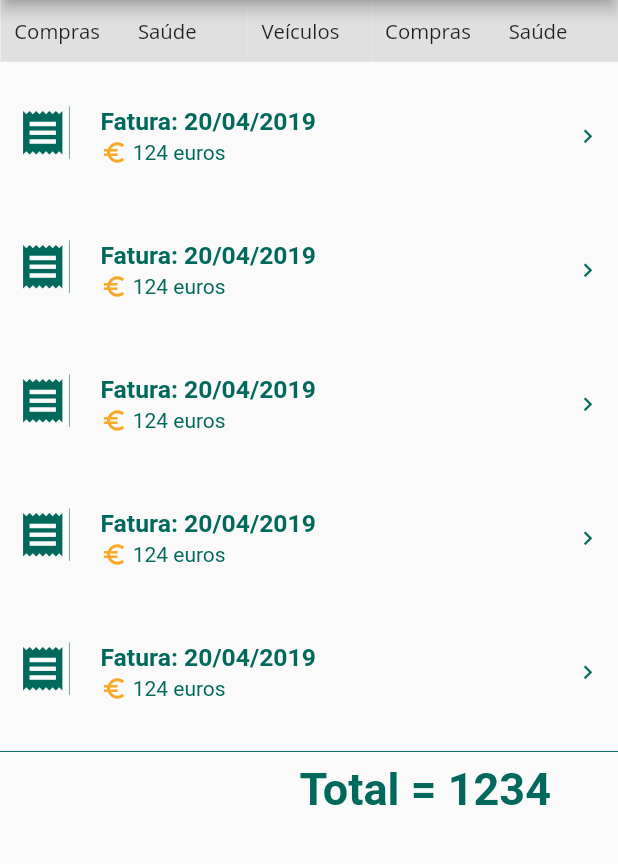
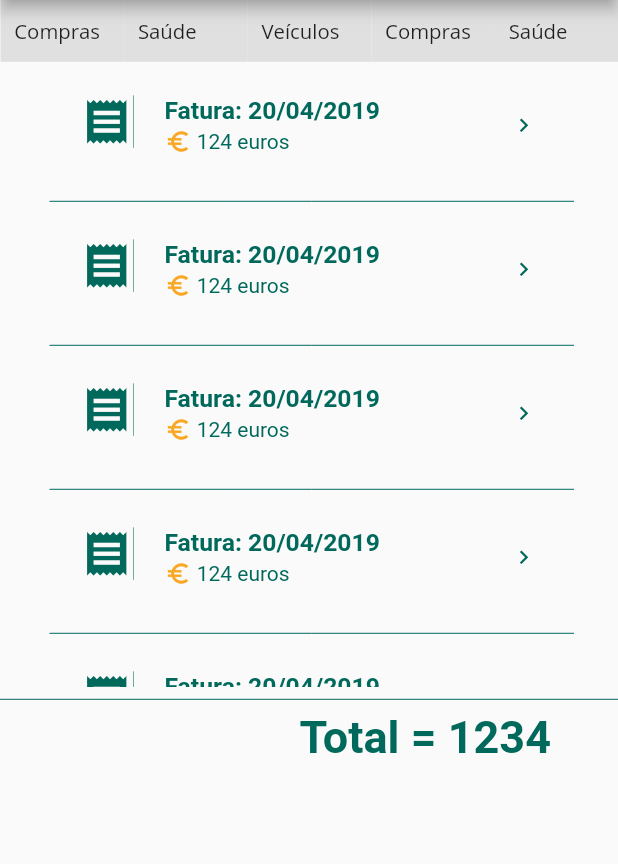
Before and after one commit to Talig81/KeepIT, a Flutter app: the screen it shows after launch, on a phone screen of 412 x 824 dp, the part 84-948 px from its top. Run offline on Flutter 3.47's test engine with Material 2 defaults, Android fonts, the phone set to English and light mode, and no system bars; our stand-ins replace flutter_screenutil.

Commit message:
scrollable receipts

```diff
--- a/lib/Dashboard/receipts2.dart
+++ b/lib/Dashboard/receipts2.dart
@@ -15,8 +15,8 @@ class _Receipts extends State<Receipts> {
     return Column(
       mainAxisSize: MainAxisSize.min,
       children: <Widget>[
-        Expanded(
-          flex: 0,
+        Container(
+          height: MediaQuery.of(context).size.height/2,
           child: receipts(context),
         ),
         Column(
@@ -30,7 +30,9 @@ class _Receipts extends State<Receipts> {
                 child: Text(
                   "Total = 1234",
                   style: TextStyle(
-                  color: Colors.teal[800], fontWeight: FontWeight.bold, fontSize: 30),
+                      color: Colors.teal[800],
+                      fontWeight: FontWeight.bold,
+                      fontSize: 30),
                   textAlign: TextAlign.right,
                 ))
           ],
@@ -39,7 +41,7 @@ class _Receipts extends State<Receipts> {
     );
   }
 
-  Widget receipt() => new ListTile(
+  Widget receipt() => new ListTile( //aqui vai ter que se meter a cena das faturas
         contentPadding: EdgeInsets.symmetric(
           horizontal: ScreenUtil.instance.setWidth(10.0),
           vertical: ScreenUtil.instance.setHeight(4.0),
@@ -82,41 +84,46 @@ class _Receipts extends State<Receipts> {
         ),
       );
 
-  Widget receipts(BuildContext context) => new CustomScrollView(
-        //scrollDirection: Axis.horizontal,
-        //scrollDirection: Axis.horizontal,
-        shrinkWrap: true,
-        slivers: <Widget>[
-          SliverList(
-            delegate: SliverChildBuilderDelegate(
-              (BuildContext context, int index) {
-                return Container(
-                  alignment: Alignment.center,
-                  padding: EdgeInsets.all(
-                    ScreenUtil.instance.setWidth(20),
+  Widget receipts(BuildContext context) => ListView.separated(
+          physics: ClampingScrollPhysics(),
+          itemCount: 10,
+          separatorBuilder: (BuildContext context, int index) => Divider(
+            indent: ScreenUtil.instance.setWidth(90),
+            endIndent: ScreenUtil.instance.setWidth(80),
+            color: Colors.teal[800],
           ),
-                  //color: Colors.teal[100 * (index % 9)],
-                  child: IndexedSemantics(index: 0, child: receipt()),
+          itemBuilder: (BuildContext context, int index) {
+            return Center(
+              //color: Colors.green[100],
+              child: Container(
+                width: MediaQuery.of(context).size.width - 100,
+                height: 80,
+                child: receipt(),
+              ),
             );
           },
-              childCount: 5,
-            ),
-          ),
-        ],
-
-        // separatorBuilder: (BuildContext context, int index) => Divider(
-        //   indent: ScreenUtil.instance.setWidth(80),
-        //   endIndent: ScreenUtil.instance.setWidth(80),
-        //   color: Colors.teal[800],
-        // ),
-        // itemBuilder: (BuildContext context, int index) {
-        //   return Center(
-        //     //color: Colors.green[100],
-        //     child: Container(
-        //       width: MediaQuery.of(context).size.width - 100,
-        //       height: 80,
-        //       child: receipt(),
-        //     ),
-        //   );
   );
 }
+
+//scrollDirection: Axis.horizontal,
+//new CustomScrollView(
+//scrollDirection: Axis.horizontal,
+//   shrinkWrap: true,
+//   slivers: <Widget>[
+//     SliverList(
+//       delegate: SliverChildBuilderDelegate(
+//         (BuildContext context, int index) {
+//           return Container(
+//             alignment: Alignment.center,
+//             padding: EdgeInsets.all(
+//               ScreenUtil.instance.setWidth(20),
+//             ),
+//             //color: Colors.teal[100 * (index % 9)],
+//             child: IndexedSemantics(index: 0, child: receipt()),
+//           );
+//         },
+//         childCount: 5,
+//       ),
+//     ),
+//   ],
+// );
```
Lines whose indentation alone changed are shown as unchanged.
